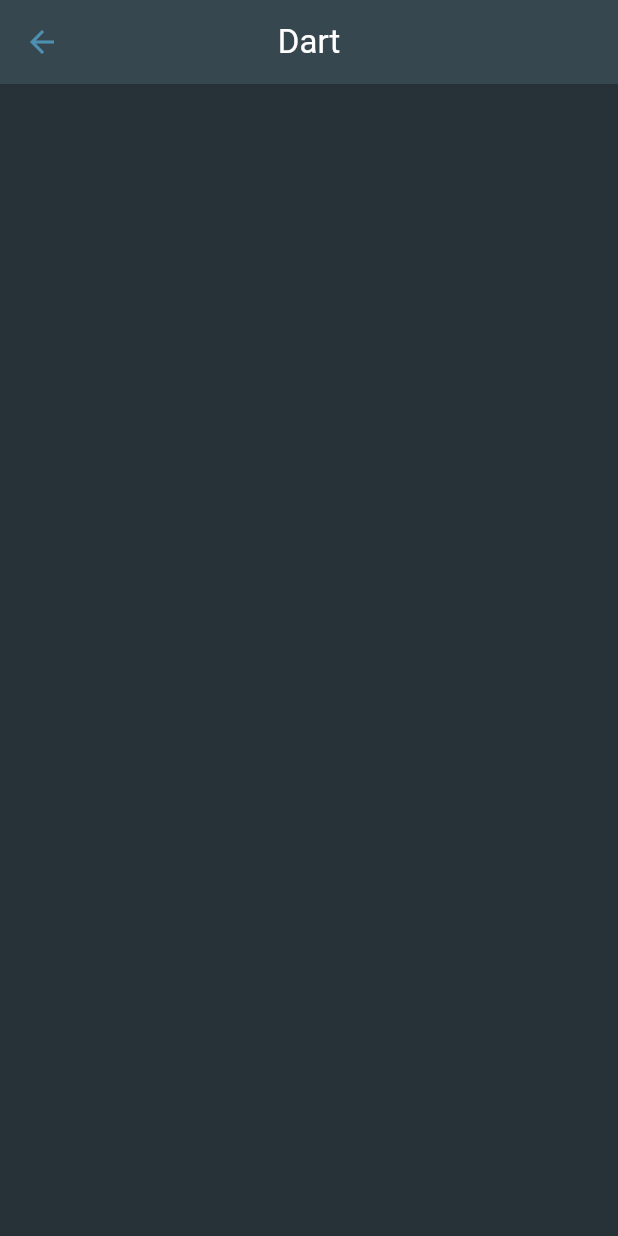
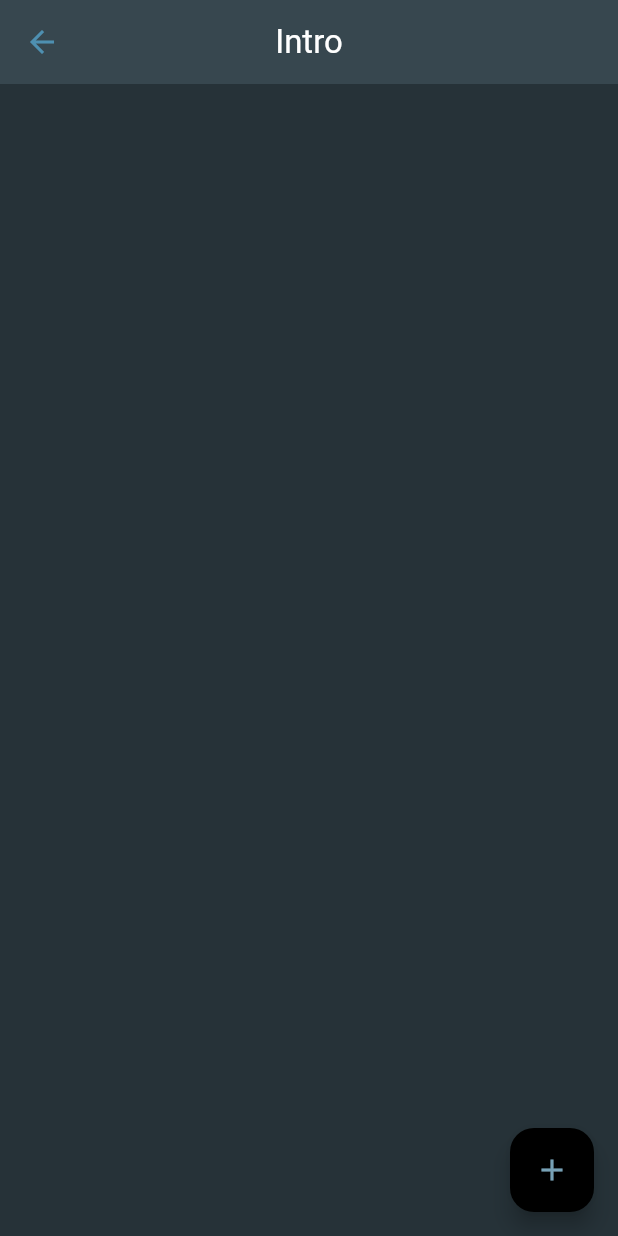
Before and after one commit to masebor/seminar_app, a Flutter app: the screen it shows after launch, after a tap on "Dart", on a phone screen of 412 x 824 dp. Run offline on Flutter 3.47's test engine with Material 3 defaults, Android fonts, the phone set to English and light mode, and no system bars; our stand-ins replace equatable, flutter_bloc.

Commit message:
feature: custom card and animated list

```diff
--- a/lib/constants/strings.dart
+++ b/lib/constants/strings.dart
@@ -22,6 +22,8 @@
   static const String sourceAlertTextTwo = "";
   static const String sourceAlertNo = "No";
   static const String sourceAlertYes = "Go to page";
+  static const String sourceAlertTooltipp = "Research source";
+
 
 
 }
--- a/lib/features/content/widgets/content_cards.dart
+++ b/lib/features/content/widgets/content_cards.dart
@@ -17,7 +17,7 @@
         onTap: tapMe,
         leading: Text(
           content,
-          style: TextStyle(fontSize: themeData.textTheme.displayLarge?.fontSize),
+          style: themeData.textTheme.displayLarge,
         ),
         trailing: Icon(fittingIcon,),
         textColor: themeData.colorScheme.onPrimary,
--- a/lib/features/content/widgets/content_list.dart
+++ b/lib/features/content/widgets/content_list.dart
@@ -1,7 +1,7 @@
 import 'package:flutter/material.dart';
 import 'package:seminar_app/constants/strings.dart';
 import 'package:seminar_app/features/content/widgets/content_cards.dart';
-import 'package:seminar_app/utils/alertdialog_source.dart';
+
 
 
 class ContentList extends StatelessWidget {
@@ -18,8 +18,8 @@
             content: Strings.intro,
             fittingIcon: Icons.question_mark,
             tapMe: () {
-              showDialog(context: context, builder: (BuildContext context) { return const AlertdialogSource(source: "https://www.flutter.dev/");});
-              //Navigator.of(context).pushNamed("/intro");
+              //showDialog(context: context, builder: (BuildContext context) { return const AlertdialogSource(source: "https://www.flutter.dev/");});
+              Navigator.of(context).pushNamed("/intro");
             },
           ),
           ContentCards(
--- a/lib/features/dart_info/widgets/dart_info_page.dart
+++ b/lib/features/dart_info/widgets/dart_info_page.dart
@@ -1,19 +1,13 @@
 import 'package:flutter/material.dart';
-import 'package:seminar_app/constants/strings.dart';
+import 'package:seminar_app/constants/global_animated_keys.dart';
+import 'package:seminar_app/constants/source_url_lists.dart';
+import 'package:seminar_app/utils/custom_animated_list.dart';
 
 class DartInfoPage extends StatelessWidget {
   const DartInfoPage({super.key});
 
   @override
   Widget build(BuildContext context) {
-    return Scaffold(
-      appBar: AppBar(
-        centerTitle: true,
-        title: const Text(
-          Strings.dartInfo,
-        ),
-      ),
-      body: Container(),
-    );
+    return CustomAnimatedList(oldCustomCardList: SourceUrlLists.oldIntroList, animatedKey: GlobalAnimatedKeys.introPageKey, title: "Intro");
   }
 }
--- a/lib/utils/alertdialog_source.dart
+++ b/lib/utils/alertdialog_source.dart
@@ -17,7 +17,7 @@
         child: ListBody(
           children: <Widget>[
             Text(Strings.sourceAlertTextOne, style: themeData.textTheme.bodyLarge,),
-            Text(Strings.sourceAlertTextTwo, style: themeData.textTheme.bodyLarge,),
+            SelectionArea(child: Text(source, style: themeData.textTheme.bodyLarge,)),
           ],
         ),
       ),
--- /dev/null
+++ b/lib/utils/custom_animated_list.dart
@@ -0,0 +1,62 @@
+import 'package:flutter/material.dart';
+import 'package:seminar_app/utils/custom_card.dart';
+
+class CustomAnimatedList extends StatefulWidget {
+  final String title;
+  final List<CustomCard> oldCustomCardList;
+  final GlobalKey<AnimatedListState> animatedKey;
+  const CustomAnimatedList({super.key, required this.oldCustomCardList, required this.animatedKey, required this.title});
+
+  @override
+  State<CustomAnimatedList> createState() => _CustomAnimatedListState();
+}
+
+class _CustomAnimatedListState extends State<CustomAnimatedList> {
+  bool oldListLengthReached = false;
+  List<CustomCard> newCustomAnimatedList = [];
+
+  void addListItem() {
+    final newIndex = newCustomAnimatedList.length;
+
+    // next increment -> max is reached
+    if (newIndex == widget.oldCustomCardList.length - 1) {
+      oldListLengthReached = true;
+    }
+    setState(() {
+      newCustomAnimatedList.add(widget.oldCustomCardList[newIndex]);
+    });
+    widget.animatedKey.currentState?.insertItem(newIndex);
+  }
+
+  Widget buildItem(CustomCard customCard, Animation<double> animation) {
+    return SizeTransition(
+      sizeFactor: animation,
+      child: customCard,
+    );
+  }
+
+  @override
+  Widget build(BuildContext context) {
+    return Scaffold(
+      appBar: AppBar(
+        centerTitle: true,
+        title: Text(
+          widget.title,
+        ),
+      ),
+      body: AnimatedList(
+        key: widget.animatedKey,
+        // initialItemCount: 1,
+        itemBuilder: (context, index, animation) {
+          return buildItem(newCustomAnimatedList[index], animation);
+        },
+      ),
+      floatingActionButton: oldListLengthReached
+          ? Container()
+          : FloatingActionButton(
+              onPressed: addListItem,
+              child: const Icon(Icons.add),
+            ),
+    );
+  }
+}
```
Also changed, not shown: lib/features/intro/widgets/intro_list.dart (added, +11 -0 lines), lib/features/intro/widgets/intro_page.dart (+51 -3 lines), lib/utils/custom_card.dart (added, +38 -0 lines).
